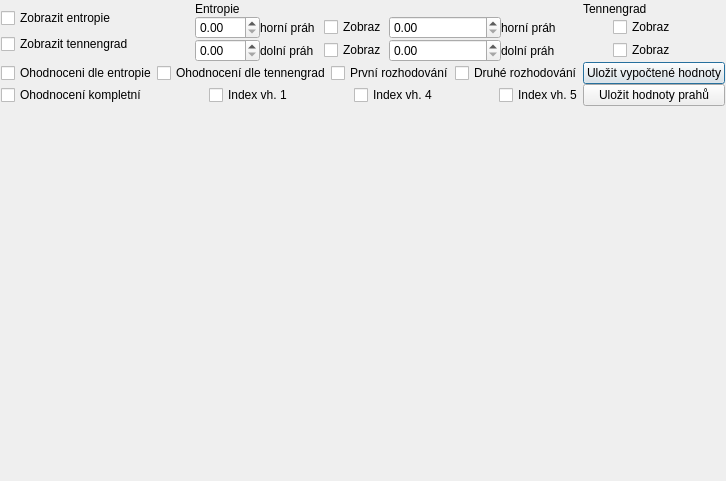
First picture: the form in dialogy/grafet.ui, repository RaphCucul/Image-registration-GUI, before the edit.
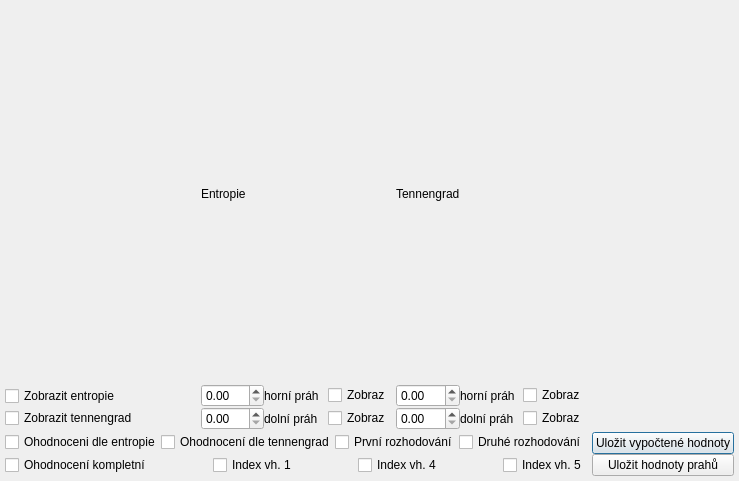
Second picture: the form after the edit.

Diff of the .ui file:
```diff
--- a/dialogy/grafet.ui
+++ b/dialogy/grafet.ui
@@ -13,40 +13,25 @@
   <property name="windowTitle">
    <string>Dialog</string>
   </property>
-  <layout class="QGridLayout" name="gridLayout_3">
+  <layout class="QGridLayout" name="gridLayout_3" rowstretch="1,1,1,1,20">
    <property name="leftMargin">
-    <number>1</number>
+    <number>5</number>
    </property>
    <property name="topMargin">
-    <number>2</number>
+    <number>5</number>
    </property>
    <property name="rightMargin">
-    <number>1</number>
+    <number>5</number>
    </property>
    <property name="bottomMargin">
-    <number>0</number>
+    <number>5</number>
    </property>
-   <property name="spacing">
-    <number>0</number>
+   <property name="horizontalSpacing">
+    <number>5</number>
    </property>
-   <item row="0" column="0" rowspan="2">
-    <layout class="QVBoxLayout" name="verticalLayout">
-     <item>
-      <widget class="QCheckBox" name="zobrazGrafE">
-       <property name="text">
-        <string>Zobrazit entropie</string>
-       </property>
-      </widget>
-     </item>
-     <item>
-      <widget class="QCheckBox" name="zobrazGrafT">
-       <property name="text">
-        <string>Zobrazit tennengrad</string>
-       </property>
-      </widget>
-     </item>
-    </layout>
-   </item>
+   <property name="verticalSpacing">
+    <number>2</number>
+   </property>
    <item row="0" column="1">
     <widget class="QLabel" name="label_5">
      <property name="text">
@@ -54,7 +39,7 @@
      </property>
     </widget>
    </item>
-   <item row="0" column="3">
+   <item row="0" column="2">
     <widget class="QLabel" name="label_6">
      <property name="text">
       <string>Tennengrad</string>
@@ -99,7 +84,7 @@
      </item>
     </layout>
    </item>
-   <item row="1" column="2" colspan="2">
+   <item row="1" column="2">
     <layout class="QGridLayout" name="gridLayout_2">
      <item row="0" column="0">
       <widget class="QDoubleSpinBox" name="T_HP">
@@ -177,24 +162,6 @@
      </item>
     </layout>
    </item>
-   <item row="2" column="3" rowspan="2">
-    <layout class="QVBoxLayout" name="verticalLayout_2">
-     <item>
-      <widget class="QPushButton" name="pushButton">
-       <property name="text">
-        <string>Uložit vypočtené hodnoty</string>
-       </property>
-      </widget>
-     </item>
-     <item>
-      <widget class="QPushButton" name="pushButton_2">
-       <property name="text">
-        <string>Uložit hodnoty prahů</string>
-       </property>
-      </widget>
-     </item>
-    </layout>
-   </item>
    <item row="3" column="0" colspan="3">
     <layout class="QHBoxLayout" name="horizontalLayout_2">
      <item>
@@ -266,27 +233,44 @@
      </item>
     </layout>
    </item>
+   <item row="1" column="0">
+    <layout class="QVBoxLayout" name="verticalLayout">
+     <item>
+      <widget class="QCheckBox" name="zobrazGrafE">
+       <property name="text">
+        <string>Zobrazit entropie</string>
+       </property>
+      </widget>
+     </item>
+     <item>
+      <widget class="QCheckBox" name="zobrazGrafT">
+       <property name="text">
+        <string>Zobrazit tennengrad</string>
+       </property>
+      </widget>
+     </item>
+    </layout>
+   </item>
+   <item row="2" column="3" rowspan="2">
+    <layout class="QVBoxLayout" name="verticalLayout_2">
+     <item>
+      <widget class="QPushButton" name="pushButton">
+       <property name="text">
+        <string>Uložit vypočtené hodnoty</string>
+       </property>
+      </widget>
+     </item>
+     <item>
+      <widget class="QPushButton" name="pushButton_2">
+       <property name="text">
+        <string>Uložit hodnoty prahů</string>
+       </property>
+      </widget>
+     </item>
+    </layout>
+   </item>
    <item row="4" column="0" colspan="4">
-    <widget class="QTabWidget" name="grafyTBW">
-     <property name="iconSize">
-      <size>
-       <width>32</width>
-       <height>16</height>
-      </size>
-     </property>
-     <property name="usesScrollButtons">
-      <bool>true</bool>
-     </property>
-     <property name="documentMode">
-      <bool>true</bool>
-     </property>
-     <property name="tabsClosable">
-      <bool>true</bool>
-     </property>
-     <property name="movable">
-      <bool>true</bool>
-     </property>
-    </widget>
+    <layout class="QVBoxLayout" name="graphLayout"/>
    </item>
   </layout>
  </widget>
```
